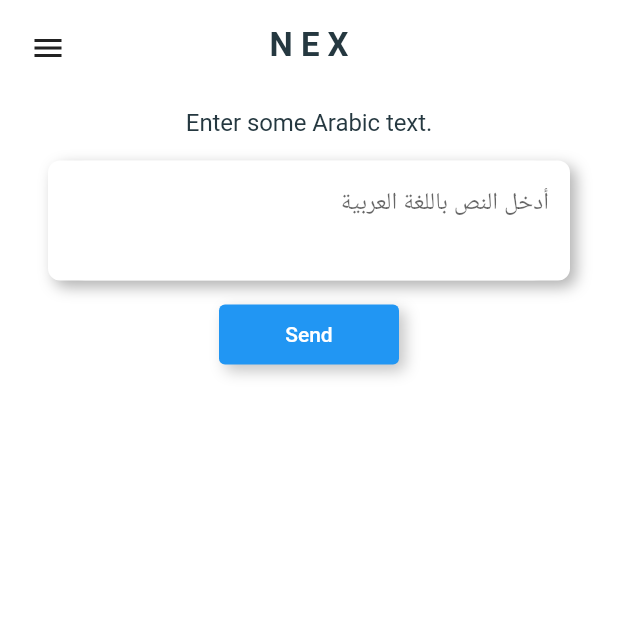
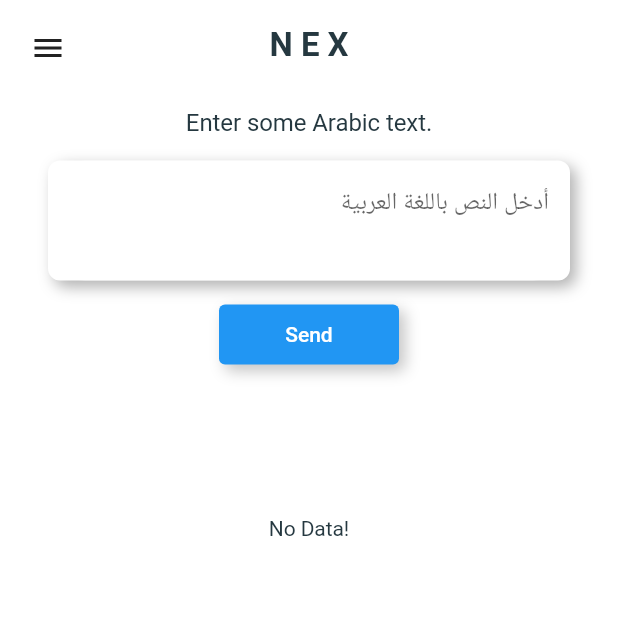
Before and after one commit to Bronz0/named_entities_extraction, a Flutter app: the screen it shows after launch, on a phone screen of 412 x 824 dp, the top half of it. Run offline on Flutter 3.47's test engine with Material 2 defaults, Android fonts, the phone set to English and light mode, and no system bars; our stand-ins replace bloc, equatable, flutter_bloc, splashscreen; Roboto replaces fonts that are missing (WorkSans).

Commit message:
using local data source

```diff
--- /dev/null
+++ b/lib/bloc/bloc.dart
@@ -0,0 +1,3 @@
+export 'nex_bloc.dart';
+export 'nex_event.dart';
+export 'nex_state.dart';
--- /dev/null
+++ b/lib/bloc/nex_event.dart
@@ -0,0 +1,18 @@
+import 'package:equatable/equatable.dart';
+import 'package:flutter/cupertino.dart';
+
+abstract class NexEvent extends Equatable {
+  const NexEvent();
+}
+
+class GetData extends NexEvent {
+  @override
+  List<Object> get props => null;
+}
+
+class GetDataFromLocal extends NexEvent {
+  final text;
+  GetDataFromLocal({@required this.text});
+  @override
+  List<Object> get props => null;
+}
--- /dev/null
+++ b/lib/bloc/nex_state.dart
@@ -0,0 +1,32 @@
+import 'package:equatable/equatable.dart';
+import 'package:flutter/cupertino.dart';
+
+abstract class NexState extends Equatable {
+  const NexState();
+}
+
+// this class represents the initial state where no event was added to the stream (noting hapens yet)
+class Empty extends NexState {
+  @override
+  List<Object> get props => [];
+}
+
+// this class represent the loading state, when the app is waiting for the server's response
+class Loading extends NexState {
+  @override
+  List<Object> get props => null;
+}
+
+// this class represent the loaded state, when the app get a successful response from the server
+class Loaded extends NexState {
+  final data;
+  Loaded({@required this.data}) : assert(data != null);
+  @override
+  List<Object> get props => null;
+}
+
+// this class represent an error state, when the app get a bad response (or no response) from the server
+class Error extends NexState {
+  @override
+  List<Object> get props => null;
+}
--- /dev/null
+++ b/lib/data_sources/local_data_source.dart
@@ -0,0 +1,30 @@
+import 'dart:math';
+
+import 'package:named_entities_extraction/entities/tagged_entity.dart';
+
+class LocalDataSource {
+  final List<String> tags = [
+    'PERSON',
+    'ORG',
+    'DATE',
+    'OLOC',
+    'LCLUE',
+    'PCLUE',
+    'DCLUE',
+    'OTHER',
+    'PREP',
+    'DEF',
+    'CONJ'
+  ];
+  final Random rand = new Random();
+
+  List<TaggedEntity> tagEntities(List<String> entities) {
+    List<TaggedEntity> _taggedEntities = new List<TaggedEntity>();
+    for (var entity in entities) {
+      if (entity != '' && entity != ' ' && entity != null && entity != '\n') {
+        _taggedEntities.add(new TaggedEntity(entity, tags[rand.nextInt(11)]));
+      }
+    }
+    return _taggedEntities;
+  }
+}
--- /dev/null
+++ b/lib/data_sources/remote_data_source.dart
@@ -0,0 +1,21 @@
+import 'dart:convert';
+
+import 'package:http/http.dart';
+
+class RemoteDataSource {
+  final url = 'http://10.0.2.2:5000/hello';
+
+  Future<dynamic> getDataFromRemote() async {
+    // Response response = await post(
+    //   url,
+    //   headers: {"Content-Type": "application/json"},
+    //   body: json.encode({
+    //     "Function": "taggText",
+    //     "Text": "السلام عليكم",
+    //   }),
+    // );
+    Response response = await get(url);
+    print(response.body);
+    return response;
+  }
+}
--- a/lib/presentation/custom_drawer/home_drawer.dart
+++ b/lib/presentation/custom_drawer/home_drawer.dart
@@ -189,7 +189,7 @@ class _HomeDrawerState extends State<HomeDrawer> {
                               ),
                             ),
                           ),
-                          content: Text('Do You Really Want To Quit ?'),
+                          content: Text('Do You Really Want To Exit ?'),
                           actions: <Widget>[
                             new FlatButton(
                               onPressed: () => Navigator.of(context).pop(false),
--- a/lib/presentation/screens/feedback_screen.dart
+++ b/lib/presentation/screens/feedback_screen.dart
@@ -78,8 +78,8 @@ class _FeedbackScreenState extends State<FeedbackScreen> {
                           child: InkWell(
                             onTap: () {
                               FocusScope.of(context).requestFocus(FocusNode());
+                              _launchURL();
                               _controller.text = '';
-                              _launchURL();
                             },
                             child: Center(
                               child: Padding(
--- a/lib/presentation/screens/help_screen.dart
+++ b/lib/presentation/screens/help_screen.dart
@@ -102,7 +102,7 @@ class _HelpScreenState extends State<HelpScreen> {
 
   _launchURL() async {
     const url =
-        'mailto:hassaine24@gmail.com?subject=NEX APP User Needs Help&body=help';
+        'mailto:hassaine24@gmail.com?subject=NEX APP User Needs Help&body=I need some help with your app';
     if (await canLaunch(url)) {
       await launch(url);
     } else {
--- a/lib/presentation/screens/home_screen.dart
+++ b/lib/presentation/screens/home_screen.dart
@@ -1,7 +1,9 @@
-import 'package:named_entities_extraction/entities/tagged_entity.dart';
-import 'package:named_entities_extraction/presentation/theme/app_theme.dart';
 import 'package:flutter/material.dart';
-import 'dart:math';
+import 'package:flutter_bloc/flutter_bloc.dart';
+import 'package:named_entities_extraction/bloc/bloc.dart';
+
+import '../../entities/tagged_entity.dart';
+import '../theme/app_theme.dart';
 
 class MyHomePage extends StatefulWidget {
   const MyHomePage({Key key}) : super(key: key);
@@ -13,21 +15,9 @@ class MyHomePage extends StatefulWidget {
 class _MyHomePageState extends State<MyHomePage> with TickerProviderStateMixin {
   AnimationController animationController;
   List<TaggedEntity> taggedEntities;
-  final List<String> tags = [
-    'PERSON',
-    'ORG',
-    'DATE',
-    'OLOC',
-    'LCLUE',
-    'PCLUE',
-    'DCLUE',
-    'OTHER',
-    'PREP',
-    'DEF',
-    'CONJ'
-  ];
-  final Random rand = new Random();
+
   TextEditingController _controller = new TextEditingController();
+  NexBloc _nexBloc = new NexBloc();
 
   @override
   void initState() {
@@ -36,7 +26,7 @@ class _MyHomePageState extends State<MyHomePage> with TickerProviderStateMixin {
     super.initState();
   }
 
-  // you can use this function to get data.
+  // you can use this function to getData or to do things before building the UI
   Future<bool> getData() async {
     await Future<dynamic>.delayed(const Duration(milliseconds: 0));
     return true;
@@ -65,7 +55,7 @@ class _MyHomePageState extends State<MyHomePage> with TickerProviderStateMixin {
                 crossAxisAlignment: CrossAxisAlignment.start,
                 children: <Widget>[
                   appBar(),
-                  body(),
+                  body(context),
                 ],
               ),
             );
@@ -154,17 +144,20 @@ class _MyHomePageState extends State<MyHomePage> with TickerProviderStateMixin {
                   child: InkWell(
                     onTap: () {
                       FocusScope.of(context).requestFocus(FocusNode());
-                      setState(() {
-                        if (_controller.text != null) {
-                          print(_controller.text);
-                          List<String> splitedText =
-                              _splitText(_controller.text);
-                          taggedEntities = tagEntities(splitedText);
-                          _controller.text = "";
-                        } else {
-                          print('the text controller returned null');
-                        }
-                      });
+                      // setState(() {
+                      //   if (_controller.text != null) {
+                      //     print(_controller.text);
+                      //     List<String> splitedText =
+                      //         _splitText(_controller.text);
+                      //     taggedEntities = tagEntities(splitedText);
+                      //     _controller.text = "";
+                      //   } else {
+                      //     print('the text controller returned null');
+                      //   }
+                      // });
+
+                      _nexBloc.add(GetDataFromLocal(text: _controller.text));
+                      print('added!');
                     },
                     child: Center(
                       child: Padding(
@@ -237,7 +230,8 @@ class _MyHomePageState extends State<MyHomePage> with TickerProviderStateMixin {
     );
   }
 
-  Widget _showResults() {
+  Widget _showResults(data) {
+    taggedEntities = data;
     if (taggedEntities == null) {
       return Container();
     } else {
@@ -276,28 +270,37 @@ class _MyHomePageState extends State<MyHomePage> with TickerProviderStateMixin {
     );
   }
 
-  Widget body() {
-    return Expanded(
-      child: ListView(
-        children: <Widget>[
-          topBody(context),
-          _showResults(),
-        ],
+  BlocProvider<NexBloc> body(BuildContext context) {
+    return BlocProvider<NexBloc>(
+      create: (context) => _nexBloc,
+      child: Expanded(
+        child: ListView(
+          children: <Widget>[
+            topBody(context),
+            BlocBuilder<NexBloc, NexState>(
+              builder: (context, state) {
+                if (state is Empty) {
+                  return Center(
+                    child: Text('No Data!'),
+                  );
+                } else if (state is Loading) {
+                  return Center(
+                    child: CircularProgressIndicator(),
+                  );
+                } else if (state is Loaded) {
+                  return _showResults(state.data);
+                } else if (state is Error) {
+                  return Center(
+                    child: Text('Error !'),
+                  );
+                } else {
+                  return Center(child: Text('Tyaaaret!'));
+                }
+              },
+            )
+          ],
+        ),
       ),
     );
   }
-
-  List<String> _splitText(String text) {
-    return text.split(" ");
-  }
-
-  List<TaggedEntity> tagEntities(List<String> entities) {
-    List<TaggedEntity> _taggedEntities = new List<TaggedEntity>();
-    for (var entity in entities) {
-      if (entity != '' && entity != ' ' && entity != null && entity != '\n') {
-        _taggedEntities.add(new TaggedEntity(entity, tags[rand.nextInt(11)]));
-      }
-    }
-    return _taggedEntities;
-  }
 }
--- a/lib/presentation/screens/splash_screen.dart
+++ b/lib/presentation/screens/splash_screen.dart
@@ -26,7 +26,7 @@ class _MySplashScreenState extends State<MySplashScreen> {
           ),
         ),
         loaderColor: Colors.red,
-        loadingText: Text("made by Bronzo v0.0.1"),
+        loadingText: Text("v0.0.1"),
       ),
     );
   }
--- a/lib/presentation/screens/tags_screen.dart
+++ b/lib/presentation/screens/tags_screen.dart
@@ -90,9 +90,6 @@ class _TagsScreenState extends State<TagsScreen> {
     for (int i = 0; i < result.length; i++) {
       tags.add(new Tag(result[i]["tag"], result[i]["descreption"]));
     }
-    for (var tag in tags) {
-      print(tag.tag);
-    }
     _tags = tags;
     if (_tagsForDisplay.isEmpty) {
       _tagsForDisplay = tags;
@@ -134,12 +131,10 @@ class _TagsScreenState extends State<TagsScreen> {
                       hintText: 'Search...',
                     ),
                     onChanged: (text) {
-                      print('onChaged!');
                       text = text.toLowerCase();
                       setState(() {
                         _tagsForDisplay = _tags.where((tag) {
                           var t = tag.tag.toLowerCase();
-                          print(t);
                           return t.contains(text);
                         }).toList();
                       });
--- a/pubspec.yaml
+++ b/pubspec.yaml
@@ -26,6 +26,9 @@ dependencies:
   font_awesome_flutter:
   url_launcher:
   splashscreen: ^1.2.0
+  flutter_bloc:
+  equatable: ^1.0.1
+  http: ^0.12.0+3
 
 dev_dependencies:
   flutter_test:
```
Also changed, not shown: lib/bloc/nex_bloc.dart (added, +39 -0 lines), pubspec.lock.
